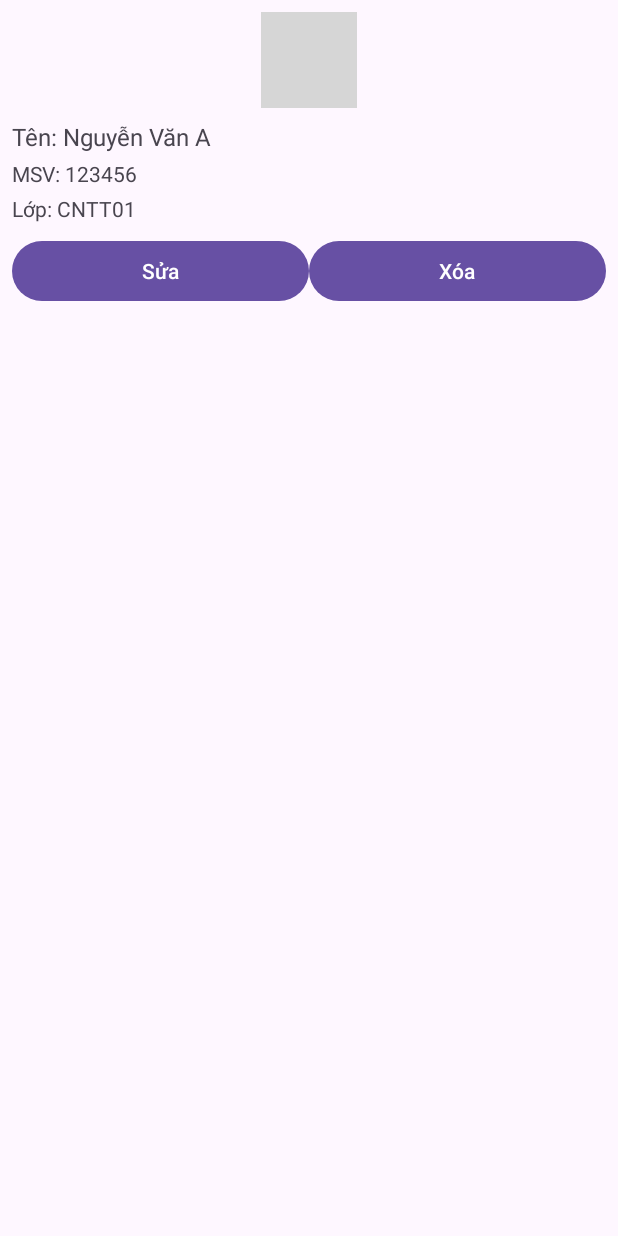
After one commit to CongPhuoc-gum/BaiKiemTraCK-Nhom5, an Android app: the layout thongtin_row.xml on its own in the app's theme, with its tools: preview values and no code run, on a phone screen of 412 x 824 dp. The commit adds this screen. Run offline under Robolectric (Android 15) with nearby library versions, the phone set to English and light mode, and no system bars; grey boxes are pictures that could not be loaded.

Commit message:
trang thong tin

```diff
--- /dev/null
+++ b/app/src/main/res/layout/thongtin_row.xml
@@ -0,0 +1,62 @@
+<LinearLayout xmlns:android="http://schemas.android.com/apk/res/android"
+    android:layout_width="match_parent"
+    android:layout_height="wrap_content"
+    android:orientation="vertical"
+    android:padding="8dp">
+
+    <!-- Ảnh đại diện -->
+    <ImageView
+        android:id="@+id/img_avatar"
+        android:layout_width="64dp"
+        android:layout_height="64dp"
+        android:layout_gravity="center"
+        android:src="@drawable/ic_user_placeholder"
+        android:contentDescription="Avatar"
+        android:layout_marginBottom="8dp" />
+
+    <!-- Tên -->
+    <TextView
+        android:id="@+id/tv_name"
+        android:layout_width="match_parent"
+        android:layout_height="wrap_content"
+        android:text="Tên: Nguyễn Văn A"
+        android:textSize="16sp"
+        android:layout_marginBottom="4dp" />
+
+    <!-- Mã sinh viên -->
+    <TextView
+        android:id="@+id/tv_msv"
+        android:layout_width="match_parent"
+        android:layout_height="wrap_content"
+        android:text="MSV: 123456"
+        android:layout_marginBottom="4dp" />
+
+    <!-- Lớp -->
+    <TextView
+        android:id="@+id/tv_class"
+        android:layout_width="match_parent"
+        android:layout_height="wrap_content"
+        android:text="Lớp: CNTT01"
+        android:layout_marginBottom="8dp" />
+
+    <!-- Nút chỉnh sửa và xóa -->
+    <LinearLayout
+        android:layout_width="match_parent"
+        android:layout_height="wrap_content"
+        android:orientation="horizontal">
+
+        <Button
+            android:id="@+id/btn_edit"
+            android:layout_width="0dp"
+            android:layout_height="wrap_content"
+            android:layout_weight="1"
+            android:text="Sửa" />
+
+        <Button
+            android:id="@+id/btn_delete"
+            android:layout_width="0dp"
+            android:layout_height="wrap_content"
+            android:layout_weight="1"
+            android:text="Xóa" />
+    </LinearLayout>
+</LinearLayout>
```
Also changed, not shown: app/src/main/res/layout/fragment_thongtin.xml (+19 -6 lines).
